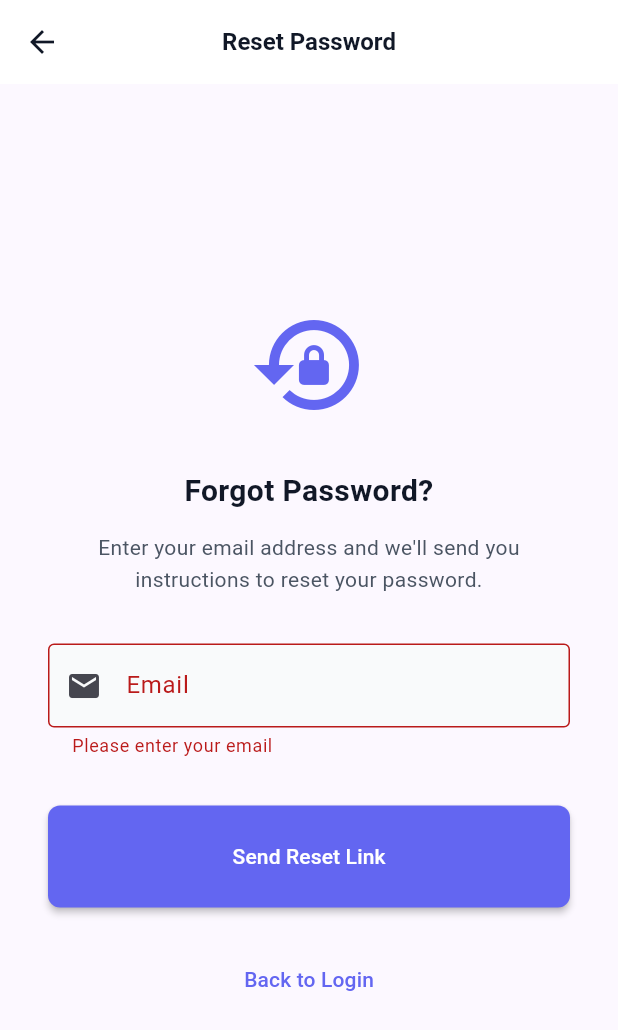
After one commit to jvinaymohan/sparktracks-mvp, a Flutter app: the ForgotPasswordScreen screen opened by its route, after a tap on "Send Reset Link", on a phone screen of 412 x 824 dp. The commit adds this screen. Shown: the top 1030 px of the screen. Run offline on Flutter 3.47's test engine with Material 3 defaults, Android fonts, the phone set to English and light mode, and no system bars; our stand-ins replace cloud_firestore, firebase_auth, firebase_core, go_router, image_picker, table_calendar; missing offline and left inert: mailer; accounts and stored records are empty; Roboto replaces fonts that are missing (Poppins).

Commit message:
Add Firebase Authentication and Firestore setup
✅ What's New:
- Firebase Auth with email/password authentication
- Email verification support
- Password reset functionality
- Firestore for persistent data storage
- FirestoreService for CRUD operations on users, children, tasks, classes
- New ForgotPasswordScreen with beautiful UI
- Updated AuthService to use real Firebase Auth (no more mock data)
- Removed demo credentials from login screen

📋 Next Steps:
- Update providers to use Firestore
- Remove mock data from providers
- Test registration and login flow

```diff
--- /dev/null
+++ b/lib/screens/auth/forgot_password_screen.dart
@@ -0,0 +1,273 @@
+import 'package:flutter/material.dart';
+import 'package:go_router/go_router.dart';
+import '../../services/auth_service.dart';
+import '../../utils/app_theme.dart';
+
+class ForgotPasswordScreen extends StatefulWidget {
+  const ForgotPasswordScreen({super.key});
+
+  @override
+  State<ForgotPasswordScreen> createState() => _ForgotPasswordScreenState();
+}
+
+class _ForgotPasswordScreenState extends State<ForgotPasswordScreen> {
+  final _formKey = GlobalKey<FormState>();
+  final _emailController = TextEditingController();
+  final _authService = AuthService();
+  bool _isLoading = false;
+  bool _emailSent = false;
+
+  @override
+  void dispose() {
+    _emailController.dispose();
+    super.dispose();
+  }
+
+  Future<void> _sendResetEmail() async {
+    if (!_formKey.currentState!.validate()) {
+      return;
+    }
+
+    setState(() {
+      _isLoading = true;
+    });
+
+    try {
+      await _authService.sendPasswordResetEmail(_emailController.text.trim());
+
+      setState(() {
+        _emailSent = true;
+        _isLoading = false;
+      });
+    } catch (e) {
+      setState(() {
+        _isLoading = false;
+      });
+
+      if (mounted) {
+        ScaffoldMessenger.of(context).showSnackBar(
+          SnackBar(
+            content: Text(e.toString().replaceAll('Exception: ', '')),
+            backgroundColor: AppTheme.errorColor,
+          ),
+        );
+      }
+    }
+  }
+
+  @override
+  Widget build(BuildContext context) {
+    return Scaffold(
+      appBar: AppBar(
+        title: const Text('Reset Password'),
+        leading: IconButton(
+          icon: const Icon(Icons.arrow_back),
+          onPressed: () {
+            if (context.canPop()) {
+              context.pop();
+            } else {
+              context.go('/login');
+            }
+          },
+        ),
+      ),
+      body: Center(
+        child: SingleChildScrollView(
+          padding: const EdgeInsets.all(AppTheme.spacingXL),
+          child: ConstrainedBox(
+            constraints: const BoxConstraints(maxWidth: 400),
+            child: _emailSent ? _buildSuccessView() : _buildFormView(),
+          ),
+        ),
+      ),
+    );
+  }
+
+  Widget _buildFormView() {
+    return Form(
+      key: _formKey,
+      child: Column(
+        mainAxisAlignment: MainAxisAlignment.center,
+        crossAxisAlignment: CrossAxisAlignment.stretch,
+        children: [
+          // Icon
+          Icon(
+            Icons.lock_reset,
+            size: 80,
+            color: AppTheme.primaryColor,
+          ),
+          const SizedBox(height: AppTheme.spacingXL),
+
+          // Title
+          Text(
+            'Forgot Password?',
+            style: AppTheme.headline4,
+            textAlign: TextAlign.center,
+          ),
+          const SizedBox(height: AppTheme.spacingM),
+
+          // Subtitle
+          Text(
+            'Enter your email address and we\'ll send you instructions to reset your password.',
+            style: AppTheme.bodyMedium.copyWith(color: AppTheme.neutral600),
+            textAlign: TextAlign.center,
+          ),
+          const SizedBox(height: AppTheme.spacingXL),
+
+          // Email field
+          TextFormField(
+            controller: _emailController,
+            keyboardType: TextInputType.emailAddress,
+            decoration: const InputDecoration(
+              labelText: 'Email',
+              hintText: 'Enter your email',
+              prefixIcon: Icon(Icons.email),
+              border: OutlineInputBorder(),
+            ),
+            validator: (value) {
+              if (value == null || value.isEmpty) {
+                return 'Please enter your email';
+              }
+              if (!value.contains('@')) {
+                return 'Please enter a valid email';
+              }
+              return null;
+            },
+          ),
+          const SizedBox(height: AppTheme.spacingXL),
+
+          // Submit button
+          ElevatedButton(
+            onPressed: _isLoading ? null : _sendResetEmail,
+            style: ElevatedButton.styleFrom(
+              padding: const EdgeInsets.symmetric(vertical: AppTheme.spacingL),
+            ),
+            child: _isLoading
+                ? const SizedBox(
+                    height: 20,
+                    width: 20,
+                    child: CircularProgressIndicator(strokeWidth: 2),
+                  )
+                : const Text('Send Reset Link'),
+          ),
+          const SizedBox(height: AppTheme.spacingL),
+
+          // Back to login
+          TextButton(
+            onPressed: () => context.go('/login'),
+            child: const Text('Back to Login'),
+          ),
+        ],
+      ),
+    );
+  }
+
+  Widget _buildSuccessView() {
+    return Column(
+      mainAxisAlignment: MainAxisAlignment.center,
+      crossAxisAlignment: CrossAxisAlignment.stretch,
+      children: [
+        // Success icon
+        Container(
+          padding: const EdgeInsets.all(AppTheme.spacingXL),
+          decoration: BoxDecoration(
+            color: AppTheme.successColor.withOpacity(0.1),
+            shape: BoxShape.circle,
+          ),
+          child: Icon(
+            Icons.mark_email_read,
+            size: 80,
+            color: AppTheme.successColor,
+          ),
+        ),
+        const SizedBox(height: AppTheme.spacingXL),
+
+        // Title
+        Text(
+          'Check Your Email',
+          style: AppTheme.headline4,
+          textAlign: TextAlign.center,
+        ),
+        const SizedBox(height: AppTheme.spacingM),
+
+        // Message
+        Text(
+          'We\'ve sent password reset instructions to:',
+          style: AppTheme.bodyMedium.copyWith(color: AppTheme.neutral600),
+          textAlign: TextAlign.center,
+        ),
+        const SizedBox(height: AppTheme.spacingS),
+        Text(
+          _emailController.text,
+          style: AppTheme.bodyLarge.copyWith(
+            fontWeight: FontWeight.bold,
+            color: AppTheme.primaryColor,
+          ),
+          textAlign: TextAlign.center,
+        ),
+        const SizedBox(height: AppTheme.spacingXL),
+
+        // Instructions
+        Container(
+          padding: const EdgeInsets.all(AppTheme.spacingL),
+          decoration: BoxDecoration(
+            color: AppTheme.infoColor.withOpacity(0.1),
+            borderRadius: BorderRadius.circular(AppTheme.borderRadiusM),
+          ),
+          child: Column(
+            crossAxisAlignment: CrossAxisAlignment.start,
+            children: [
+              Row(
+                children: [
+                  Icon(Icons.info_outline, color: AppTheme.infoColor, size: 20),
+                  const SizedBox(width: AppTheme.spacingS),
+                  Text(
+                    'Next Steps:',
+                    style: AppTheme.bodyMedium.copyWith(
+                      fontWeight: FontWeight.bold,
+                    ),
+                  ),
+                ],
+              ),
+              const SizedBox(height: AppTheme.spacingM),
+              Text(
+                '1. Check your email inbox\n'
+                '2. Click the reset link in the email\n'
+                '3. Create a new password\n'
+                '4. Log in with your new password',
+                style: AppTheme.bodyMedium,
+              ),
+            ],
+          ),
+        ),
+        const SizedBox(height: AppTheme.spacingXL),
+
+        // Didn't receive email
+        Text(
+          'Didn\'t receive the email?',
+          style: AppTheme.bodySmall.copyWith(color: AppTheme.neutral600),
+          textAlign: TextAlign.center,
+        ),
+        const SizedBox(height: AppTheme.spacingS),
+        TextButton(
+          onPressed: () {
+            setState(() {
+              _emailSent = false;
+            });
+          },
+          child: const Text('Try Again'),
+        ),
+        const SizedBox(height: AppTheme.spacingL),
+
+        // Back to login
+        OutlinedButton(
+          onPressed: () => context.go('/login'),
+          style: OutlinedButton.styleFrom(
+            padding: const EdgeInsets.symmetric(vertical: AppTheme.spacingL),
+          ),
+          child: const Text('Back to Login'),
+        ),
+      ],
+    );
+  }
+}
--- a/pubspec.yaml
+++ b/pubspec.yaml
@@ -37,6 +37,8 @@ dependencies:
 
   # Firebase
   firebase_core: ^3.6.0
+  firebase_auth: ^5.3.3
+  cloud_firestore: ^5.5.0
 
   # State Management
   provider: ^6.1.2
```
Also changed, not shown: lib/main.dart (+7 -6 lines), lib/screens/auth/login_screen.dart (+1 -37 lines), lib/services/auth_service.dart (+181 -73 lines), lib/services/firestore_service.dart (added, +147 -0 lines), lib/firebase_options.dart (added), pubspec.lock, 4 other files.
